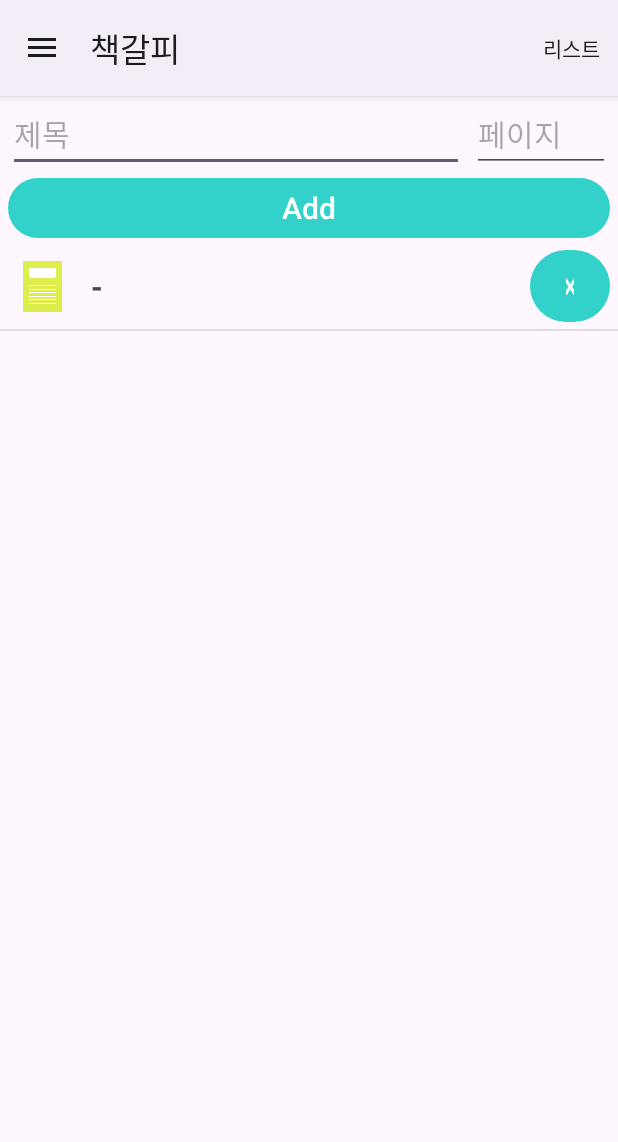
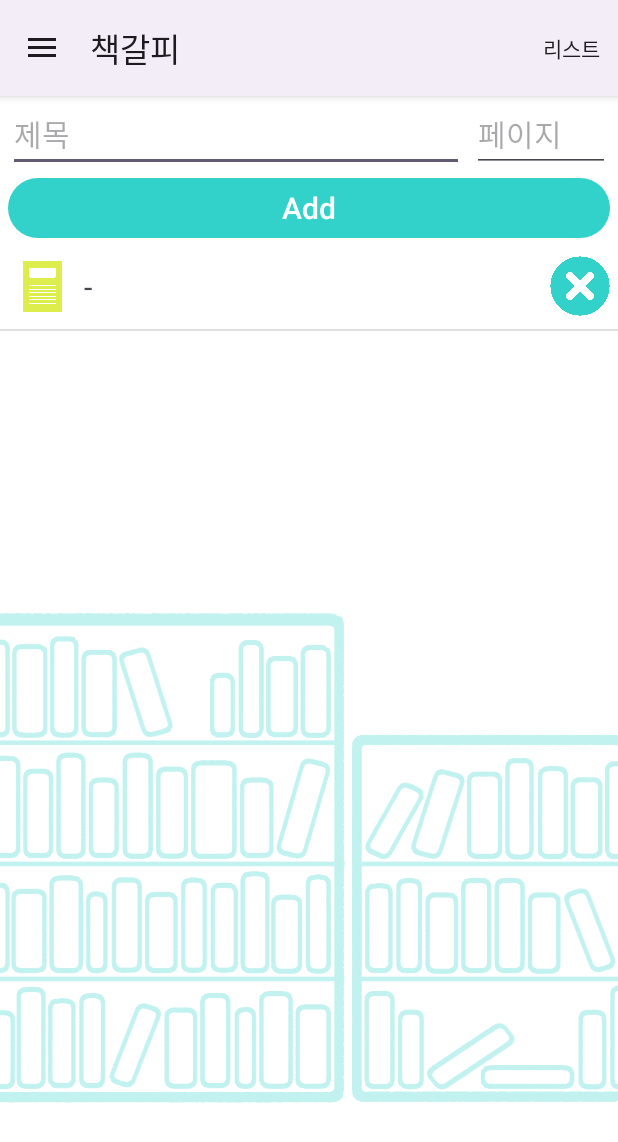
Before and after one commit to ydg0724/MobileTeamProject, an Android app: the ReadActivity screen opened directly, with no data from a screen before it, after a tap on "Add", on a phone screen of 412 x 824 dp. Shown: the top 1142 px of the screen. Run offline under Robolectric (Android 15) with nearby library versions, the phone set to English and light mode, and no system bars.

Commit message:
page, design

```diff
--- a/app/src/main/AndroidManifest.xml
+++ b/app/src/main/AndroidManifest.xml
@@ -27,14 +27,16 @@
         <activity
             android:name=".BookActivity"
             android:exported="false"
-            android:parentActivityName=".ReadActivity" />
+            android:parentActivityName=".ReadActivity"
+            android:windowSoftInputMode="adjustNothing" />
         <activity
             android:name=".StudyStopWatch"
             android:exported="false"
             android:parentActivityName=".StudyActivity" />
         <activity
             android:name=".ReadActivity"
-            android:exported="false" />
+            android:exported="false"
+            android:windowSoftInputMode="adjustNothing"/>
         <activity
             android:name=".SportActivity"
             android:exported="false" />
--- a/app/src/main/java/com/example/mobileteamproject/BookActivity.kt
+++ b/app/src/main/java/com/example/mobileteamproject/BookActivity.kt
@@ -134,12 +134,11 @@ class ResultAdapterBook(val titles: MutableList<String>, val ratings: MutableLis
     }
     override fun getItemCount(): Int = titles.size
     override fun onBindViewHolder(holder: ResultHolderBook, position: Int) {
-        holder.binding.title.text = titles[position]
-        holder.binding.rating.text = ratings[position].toString()
+        holder.binding.textview.text = titles[position] + " - " + ratings[position].toString()
         holder.binding.deleteBtn.setOnClickListener {
             onClickListenerdelete?.listItemClickListener(titles[position], holder.binding)
         }
-        holder.binding.title.setOnClickListener {
+        holder.binding.textview.setOnClickListener {
             onClickListener?.listItemClickListener(titles[position], holder.binding)
         }
     }
--- a/app/src/main/java/com/example/mobileteamproject/ReadActivity.kt
+++ b/app/src/main/java/com/example/mobileteamproject/ReadActivity.kt
@@ -19,6 +19,7 @@ import androidx.recyclerview.widget.DividerItemDecoration
 import androidx.recyclerview.widget.LinearLayoutManager
 import androidx.recyclerview.widget.RecyclerView
 import com.example.mobileteamproject.databinding.ActivityReadBinding
+import com.example.mobileteamproject.databinding.DialogPageBinding
 import com.example.mobileteamproject.databinding.ListReadBinding
 import com.example.mobileteamproject.databinding.PageReadBinding
 import com.example.mobileteamproject.databinding.TodoMainBinding
@@ -64,6 +65,34 @@ class ReadActivity : AppCompatActivity() {
                 }
                 db.close()
                 adapter.notifyDataSetChanged()
+            }
+        })
+        val mContext = this
+        adapter.listItemClickListenerPageFunc(object: SetOnClickListenerInterfacePage {
+            override fun listItemClickListener(itemData: String, binding: PageReadBinding) {
+                val dialogBinding = DialogPageBinding.inflate(layoutInflater)
+                AlertDialog.Builder(mContext).run {
+                    setTitle("페이지 수정")
+                    setView(dialogBinding.root)
+                    dialogBinding.textview.text = itemData
+                    setPositiveButton("확인") {_, _ ->
+                        var page = dialogBinding.editview.text.toString()
+                        val db = openOrCreateDatabase("readdb", Context.MODE_PRIVATE, null)
+                        db.execSQL("update PAGE_TB set page = '${page}' where title = ?",
+                            arrayOf(itemData))
+                        val cursor = db.rawQuery("select title, page from PAGE_TB", null)
+                        titles.clear()
+                        pages.clear()
+                        while (cursor.moveToNext()) {
+                            titles.add(cursor.getString(0))
+                            pages.add(cursor.getString(1))
+                        }
+                        db.close()
+                        adapter.notifyDataSetChanged()
+                    }
+                    setNegativeButton("취소", null)
+                    show()
+                }
             }
         })
 
@@ -149,18 +178,28 @@ class ResultAdapterRead(val titles: MutableList<String>, val pages: MutableList<
         ResultHolderRead(PageReadBinding.inflate(LayoutInflater.from(parent.context),
             parent, false))
     var onClickListener: SetOnClickListenerInterfaceRead? = null
+    var onPageClickListener: SetOnClickListenerInterfacePage? = null
     fun listItemClickListenerFunc(pOnClick: SetOnClickListenerInterfaceRead) {
         this.onClickListener = pOnClick
     }
+    fun listItemClickListenerPageFunc(pOnClick: SetOnClickListenerInterfacePage) {
+        this.onPageClickListener = pOnClick
+    }
     override fun getItemCount(): Int = titles.size
     override fun onBindViewHolder(holder: ResultHolderRead, position: Int) {
-        holder.binding.title.text = titles[position]
-        holder.binding.page.text = pages[position]
+        holder.binding.textview.text = titles[position] + " - " + pages[position]
         holder.binding.deleteBtn.setOnClickListener {
             onClickListener?.listItemClickListener(titles[position], holder.binding)
+        }
+        holder.binding.textview.setOnClickListener {
+            onPageClickListener?.listItemClickListener(titles[position], holder.binding)
         }
     }
 }
 interface SetOnClickListenerInterfaceRead {
     fun listItemClickListener(itemData: String, binding: PageReadBinding)
 }
+
+interface SetOnClickListenerInterfacePage {
+    fun listItemClickListener(itemData: String, binding: PageReadBinding)
+}
--- a/app/src/main/java/com/example/mobileteamproject/ViewFragment.kt
+++ b/app/src/main/java/com/example/mobileteamproject/ViewFragment.kt
@@ -2,6 +2,7 @@ package com.example.mobileteamproject
 
 import android.content.Context
 import android.os.Bundle
+import android.text.method.ScrollingMovementMethod
 import androidx.fragment.app.Fragment
 import android.view.LayoutInflater
 import android.view.View
@@ -23,6 +24,7 @@ class ViewFragment : Fragment() {
     ): View? {
         binding = FragmentViewBinding.inflate(inflater, container, false)
         binding.textview.text = data
+        binding.textview.movementMethod = ScrollingMovementMethod.getInstance()
         return binding.root
     }
 }
--- a/app/src/main/res/drawable/border_layout.xml
+++ b/app/src/main/res/drawable/border_layout.xml
@@ -7,7 +7,8 @@
         android:bottom="2dp">
         <shape android:shape="rectangle">
             <stroke android:width="2dp"
-                android:color="@color/main"/>
+                android:color="@color/main" />
+            <solid android:color="#FFFFFF"/>
             <corners
                 android:topRightRadius="12dp"
                 android:topLeftRadius="12dp"
--- a/app/src/main/res/drawable/round_button.xml
+++ /dev/null
@@ -1,9 +0,0 @@
-<?xml version="1.0" encoding="utf-8"?>
-<shape xmlns:android="http://schemas.android.com/apk/res/android">
-    <solid android:color="@color/main"/>
-    <corners
-        android:bottomLeftRadius="30dp"
-        android:bottomRightRadius="30dp"
-        android:topLeftRadius="30dp"
-        android:topRightRadius="30dp"/>
-</shape>
--- a/app/src/main/res/layout/activity_add_book.xml
+++ b/app/src/main/res/layout/activity_add_book.xml
@@ -2,7 +2,8 @@
 <LinearLayout xmlns:android="http://schemas.android.com/apk/res/android"
     android:layout_width="match_parent"
     android:layout_height="match_parent"
-    android:orientation="vertical">
+    android:orientation="vertical"
+    android:background="@drawable/read_background">
     <EditText
         android:layout_width="match_parent"
         android:layout_height="wrap_content"
--- a/app/src/main/res/layout/activity_book.xml
+++ b/app/src/main/res/layout/activity_book.xml
@@ -3,7 +3,8 @@
     android:layout_width="match_parent"
     android:layout_height="match_parent"
     xmlns:app="http://schemas.android.com/apk/res-auto"
-    android:orientation="vertical">
+    android:orientation="vertical"
+    android:background="@drawable/read_background">
     <EditText
         android:layout_width="match_parent"
         android:layout_height="wrap_content"
--- a/app/src/main/res/layout/activity_book_note.xml
+++ b/app/src/main/res/layout/activity_book_note.xml
@@ -3,7 +3,8 @@
     android:layout_width="match_parent"
     android:layout_height="match_parent"
     android:orientation="vertical"
-    android:padding="20dp">
+    android:padding="20dp"
+    android:background="@drawable/read_background">
     <TextView
         android:layout_width="match_parent"
         android:layout_height="wrap_content"
--- a/app/src/main/res/layout/activity_read.xml
+++ b/app/src/main/res/layout/activity_read.xml
@@ -2,7 +2,8 @@
 <androidx.drawerlayout.widget.DrawerLayout xmlns:android="http://schemas.android.com/apk/res/android"
     android:id="@+id/drawer"
     android:layout_width="match_parent"
-    android:layout_height="match_parent">
+    android:layout_height="match_parent"
+    android:background="@drawable/read_background">
     <LinearLayout
         android:layout_width="match_parent"
         android:layout_height="match_parent"
--- a/app/src/main/res/layout/fragment_view.xml
+++ b/app/src/main/res/layout/fragment_view.xml
@@ -7,6 +7,7 @@
         android:layout_width="match_parent"
         android:layout_height="350dp"
         android:id="@+id/textview"
+        android:scrollbars="vertical"
         android:text="Hello\nsdkfjsdafisd"
         android:textSize="20dp"/>
 </LinearLayout>
--- a/app/src/main/res/layout/page_read.xml
+++ b/app/src/main/res/layout/page_read.xml
@@ -16,46 +16,19 @@
             android:src="@drawable/book_mark"
             android:layout_marginRight="5dp"
             android:layout_gravity="center_vertical"/>
-        <LinearLayout
-            android:layout_width="wrap_content"
+        <TextView
+            android:layout_width="match_parent"
             android:layout_height="wrap_content"
-            android:orientation="horizontal"
-            android:layout_gravity="center_vertical">
-            <TextView
-                android:layout_width="wrap_content"
-                android:layout_height="wrap_content"
-                android:id="@+id/title"
-                android:textSize="20dp"
-                android:text="빌리 밀리건"
-                android:textStyle="bold"
-                android:layout_weight="1"
-                android:layout_gravity="center_vertical"/>
-            <TextView
-                android:layout_width="wrap_content"
-                android:layout_height="wrap_content"
-                android:text="  -  "
-                android:textSize="20dp"
-                android:textStyle="bold"
-                android:layout_weight="1"/>
-            <TextView
-                android:layout_width="match_parent"
-                android:layout_height="wrap_content"
-                android:id="@+id/page"
-                android:textSize="20dp"
-                android:text="256"
-                android:textStyle="italic"
-                android:layout_weight="1"
-                android:layout_gravity="center_vertical"/>
-        </LinearLayout>
+            android:id="@+id/textview"
+            android:textSize="20dp"
+            android:text="빌리 밀리건 - 45"
+            android:layout_gravity="center_vertical"/>
     </LinearLayout>
-    <Button
+    <ImageButton
         android:id="@+id/deleteBtn"
-        android:layout_width="match_parent"
-        android:layout_height="wrap_content"
-        android:layout_weight="6"
-        android:text="X"
-        android:textSize="15dp"
+        android:layout_width="40dp"
+        android:layout_height="40dp"
         android:layout_marginRight="5dp"
-        android:background="@drawable/round_button"
+        android:background="@drawable/delete_mark"
         android:layout_gravity="center_vertical"/>
 </LinearLayout>
```
Also changed, not shown: app/src/main/res/layout/dialog_page.xml (added, +21 -0 lines), app/src/main/res/layout/list_read.xml (+10 -37 lines), app/src/main/res/layout/todo_main.xml (+11 -13 lines), app/src/main/res/menu/menu_main.xml (deleted, +0 -18 lines), app/src/main/res/drawable/delete_mark.png (added), app/src/main/res/drawable/read_background.png (added).
